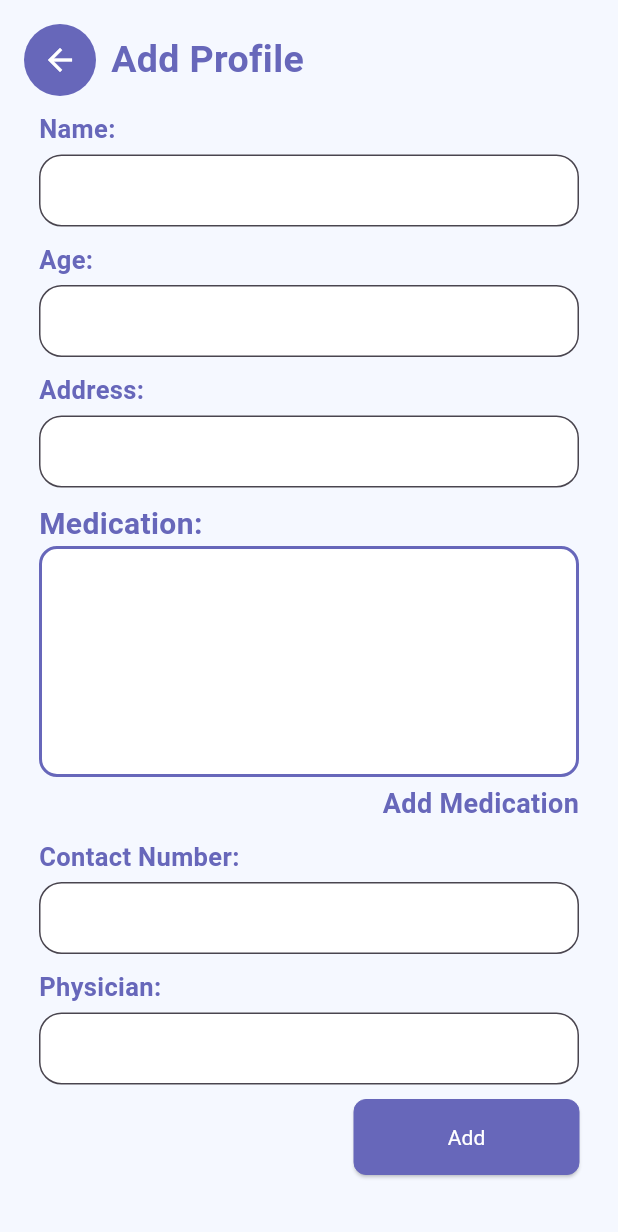
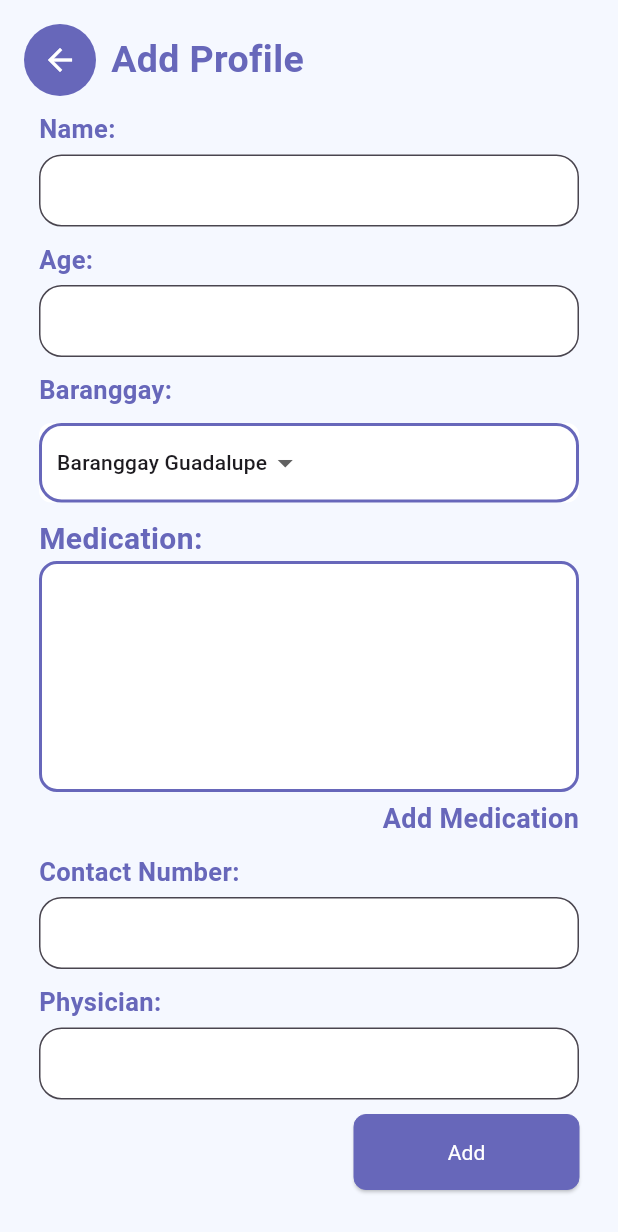
Before and after one commit to Orekidesu/Mobile-Health-App-Tambag, a Flutter app: the AddProfilePage screen opened directly, on a phone screen of 412 x 824 dp. Shown: the top 1232 px of the screen. Run offline on Flutter 3.47's test engine with Material 3 defaults, Android fonts, the phone set to English and light mode, and no system bars; our stand-ins replace cloud_firestore, firebase_auth, firebase_core, flutter_slidable, fluttertoast, font_awesome_flutter; accounts and stored records are empty; Roboto replaces fonts that are missing (Arial).

```diff
--- a/lib/Screen/addProfilePage.dart
+++ b/lib/Screen/addProfilePage.dart
@@ -6,6 +6,7 @@ import '../Custom_Widgets/Add_Medication_Dialog_Profile.dart';
 import '../Custom_Widgets/CustomActionButton.dart';
 import '../Custom_Widgets/Custom_Appbar.dart';
 import '../Custom_Widgets/Custom_TextField.dart';
+import '../Custom_Widgets/Custom_dropdown.dart';
 import '../Screen/Dashboard.dart';
 import '../constants/light_constants.dart';
 import '../functions/custom_functions.dart';
@@ -36,7 +37,8 @@ class _AddProfilePageState extends State<AddProfilePage> {
   final CollectionReference followUpCollection =
       FirebaseFirestore.instance.collection('follow_up_history');
 
-  //
+  String selectedBrgy = 'Baranggay Guadalupe';
+
   Future<void> addProfileToFirebase() async {
     try {
       if (_validateInput()) {
@@ -124,7 +126,7 @@ class _AddProfilePageState extends State<AddProfilePage> {
     return {
       'name': nameController.text,
       'age': ageController.text,
-      'address': addressController.text,
+      'address': selectedBrgy,
       'contact_number': contactNumberController.text,
       'physician': physicianController.text,
       'id': id,
@@ -138,11 +140,13 @@ class _AddProfilePageState extends State<AddProfilePage> {
     };
   }
 
+  List<String> Brgy = ['Baranggay Guadalupe', 'Baranggay Patag', 'Baranggay Gabas'];
+
   bool _validateInput() {
     // Check if any of the text fields are empty
     return nameController.text.isNotEmpty &&
         ageController.text.isNotEmpty &&
-        addressController.text.isNotEmpty &&
+        selectedBrgy.isNotEmpty &&
         contactNumberController.text.isNotEmpty &&
         physicianController.text.isNotEmpty &&
         medicationList.isNotEmpty;
@@ -251,9 +255,47 @@ class _AddProfilePageState extends State<AddProfilePage> {
                             const SizedBox(
                               height: 10,
                             ),
-                            CustomTextField(
-                              controller: addressController,
-                              labelText: 'Address:',
+                            const Row(
+                              mainAxisAlignment: MainAxisAlignment.start,
+                              crossAxisAlignment: CrossAxisAlignment.start,
+                              children: [
+                                Text(
+                                  'Baranggay:',
+                                  style: TextStyle(
+                                    color: periwinkleColor,
+                                    fontSize: 17,
+                                    fontWeight: FontWeight.bold,
+                                  ),
+                                  textAlign: TextAlign.left, // Set the text alignment to left
+                                ),
+                              ],
+                            ),
+                            const SizedBox(
+                              height: 10,
+                            ),
+                            Row(
+                              mainAxisAlignment: MainAxisAlignment.start,
+                              crossAxisAlignment: CrossAxisAlignment.start,
+                              children: [
+                                Expanded(
+                                  child: Container(
+                                    width: 100,
+                                    decoration: BoxDecoration(
+                                      color: Colors.white,
+                                      borderRadius: BorderRadius.circular(8.0),
+                                    ),
+                                    child: CustomDropdown(
+                                      items: Brgy,
+                                      value: selectedBrgy,
+                                      onChanged: (String newValue) {
+                                        setState(() {
+                                          selectedBrgy = newValue;
+                                        });
+                                      },
+                                    ),
+                                  ),
+                                ),
+                              ],
                             ),
                             const SizedBox(
                               height: 10,
```
